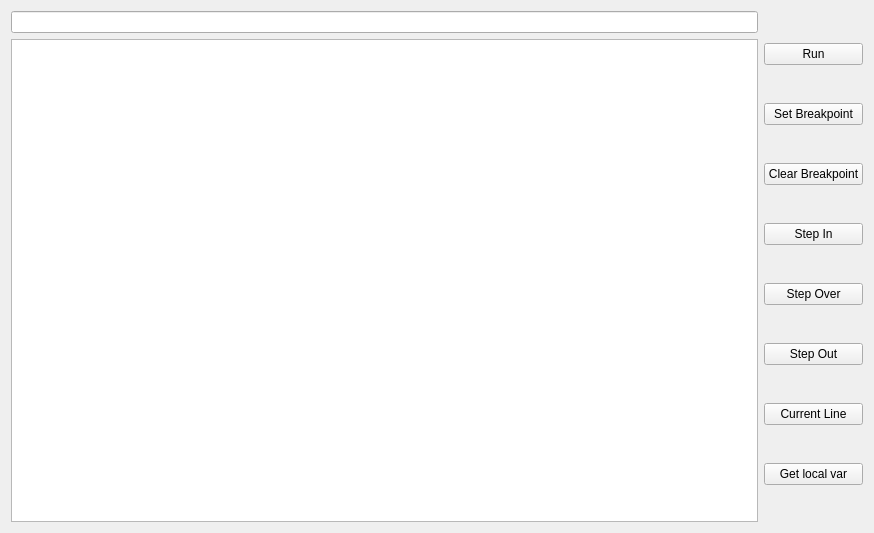
BaranovMykola/UiDebuggerGdb, file mainwindow.ui: the form before one commit.
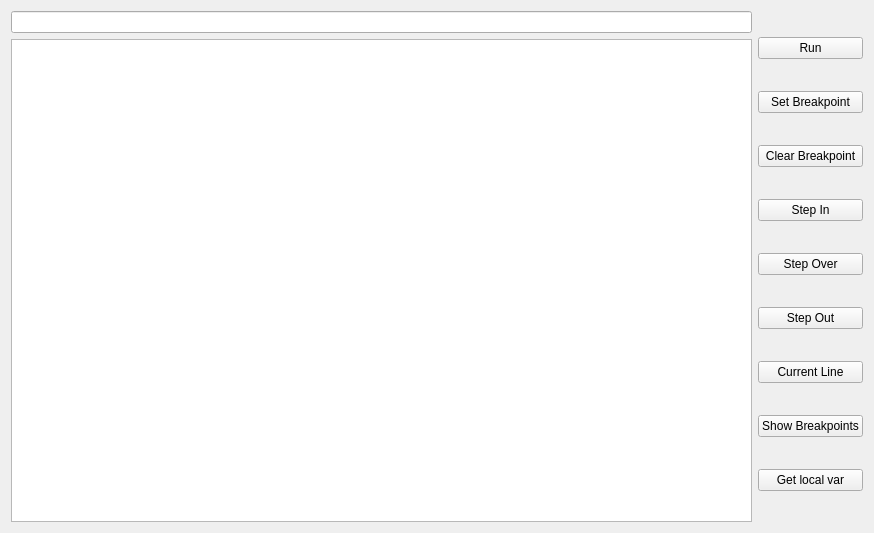
The form after the commit.

Commit message: Implemented breakpoint struct. Added parsing breakpoint from CLI string

Patch:
```diff
--- a/mainwindow.ui
+++ b/mainwindow.ui
@@ -66,6 +66,13 @@
         </property>
        </widget>
       </item>
+      <item>
+       <widget class="QPushButton" name="butShwBrk">
+        <property name="text">
+         <string>Show Breakpoints</string>
+        </property>
+       </widget>
+      </item>
       <item>
        <widget class="QPushButton" name="butLocalVar">
         <property name="text">
```
The commit also changes 7 other files.
